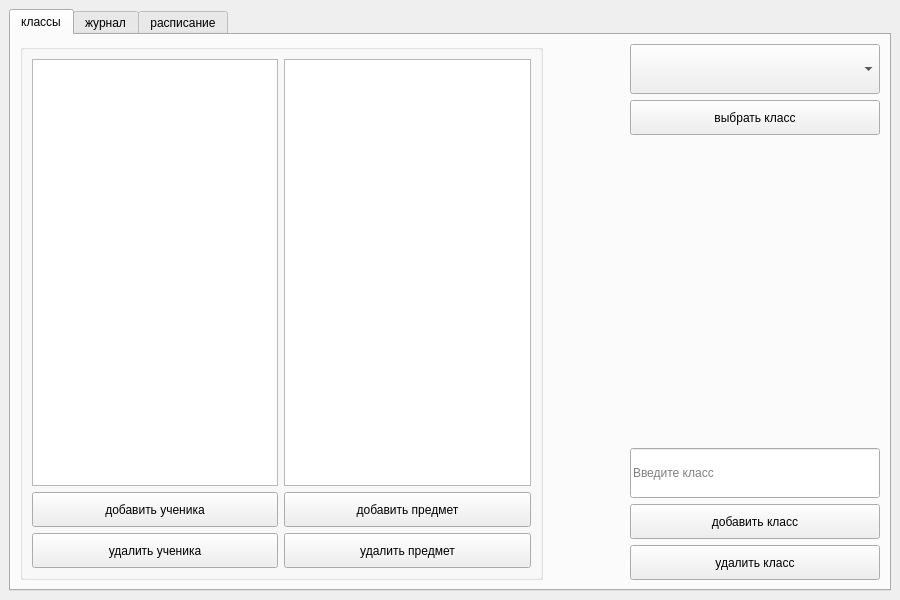
KaledaKirill/SchoolManagmentSystem, file SchoolManagmentSystem/Views/Forms/teacherwindow.ui: the form before one commit.
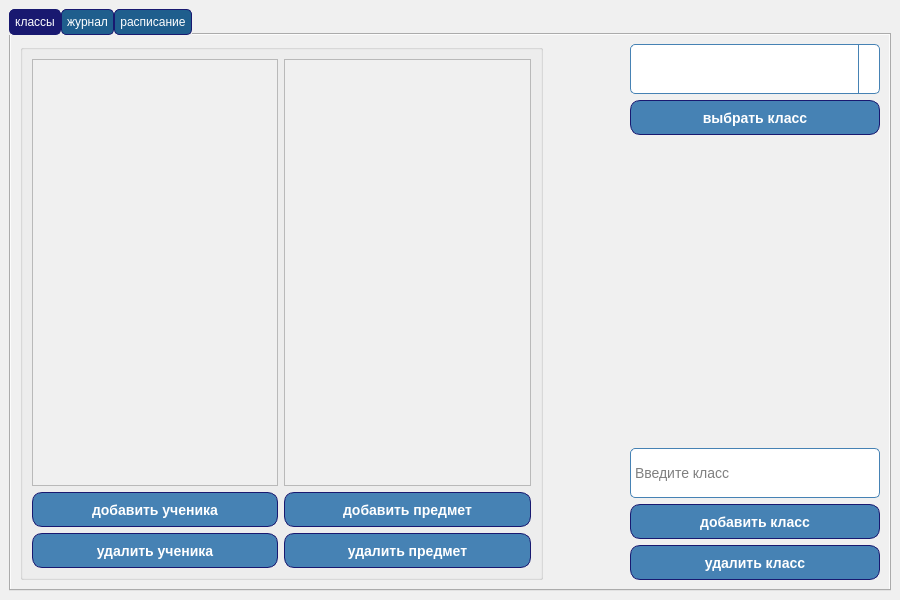
The form after the commit. Icons and pictures are not drawn.

Patch:
```diff
--- a/SchoolManagmentSystem/Views/Forms/teacherwindow.ui
+++ b/SchoolManagmentSystem/Views/Forms/teacherwindow.ui
@@ -78,10 +78,9 @@
 }
 
 QComboBox::down-arrow {
-    image: url(:resources\\images\\triangle.png); 
-    width: 12px; 
-    height: 12px; 
-    margin-top: 4px; 
+ 	image: url(:/icons/img/row.png);
+	width: 16px;
+    height: 16px;
 }
 
 QTabBar::tab {
```
Left out of the diff: 8 changed lines with no effect on the pictures.
